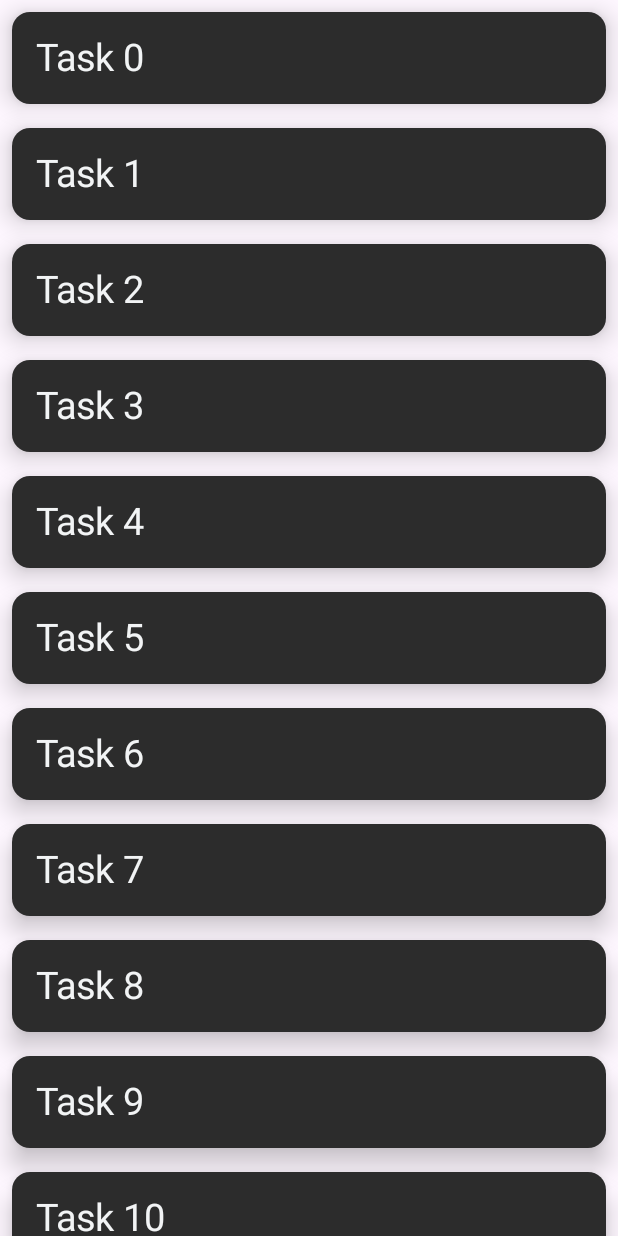
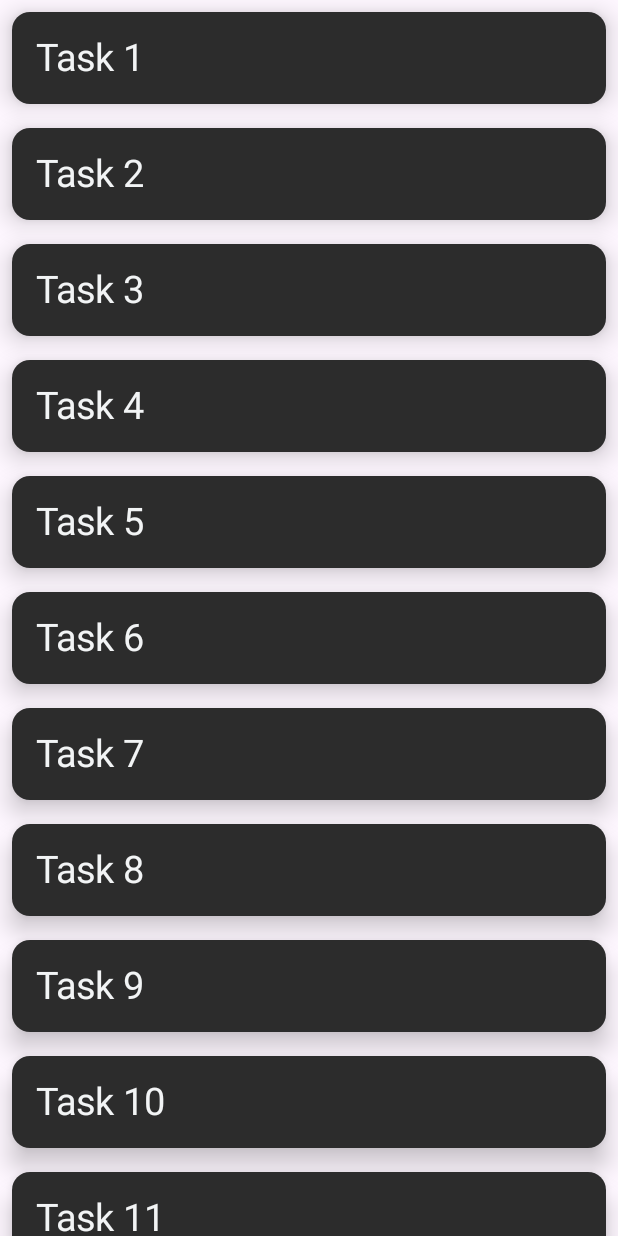
Before and after one commit to Slava-Sinitsin/TRP, an Android app built with Jetpack Compose: the composable TasksScreen shown on its own in the app's theme, on a phone screen of 412 x 824 dp. Run offline under Robolectric (Android 15) with nearby library versions, the phone set to English and light mode, and no system bars; our stand-ins replace accompanist; network calls fail.

Commit message:
Fixed display of LazyColumn on Tasks Screen

```diff
--- a/app/src/main/java/com/example/trp/ui/screens/TasksScreen.kt
+++ b/app/src/main/java/com/example/trp/ui/screens/TasksScreen.kt
@@ -1,7 +1,9 @@
 package com.example.trp.ui.screens
 
+import androidx.compose.foundation.layout.Spacer
 import androidx.compose.foundation.layout.fillMaxWidth
 import androidx.compose.foundation.layout.padding
+import androidx.compose.foundation.layout.size
 import androidx.compose.foundation.lazy.LazyColumn
 import androidx.compose.material3.Card
 import androidx.compose.material3.CardDefaults
@@ -23,6 +25,7 @@ fun MyLazyColumn() {
         items(40) { index ->
             ListItem(index)
         }
+        item { Spacer(modifier = Modifier.size(100.dp)) }
     }
 }
 
@@ -40,7 +43,7 @@ fun ListItem(index: Int) {
         )
     ) {
         Text(
-            text = "Task $index",
+            text = "Task ${index + 1}",
             modifier = Modifier.padding(16.dp),
             color = TRPTheme.colors.primaryText,
             fontSize = 25.sp
```
